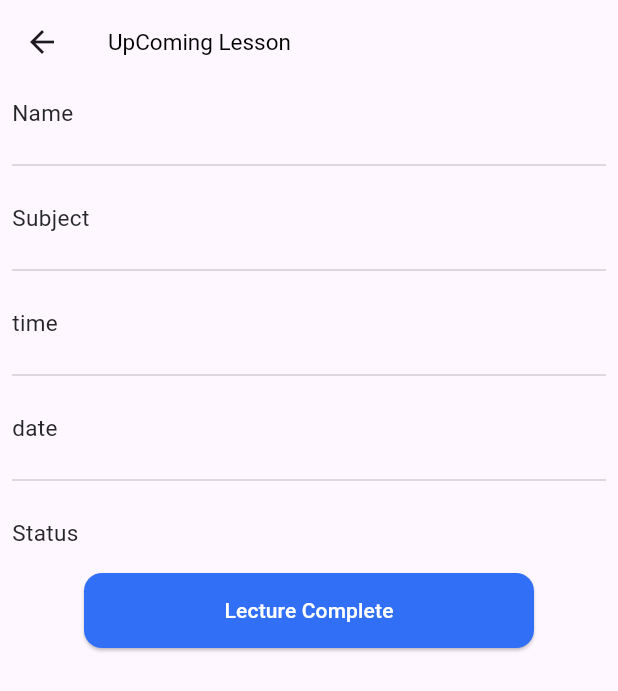
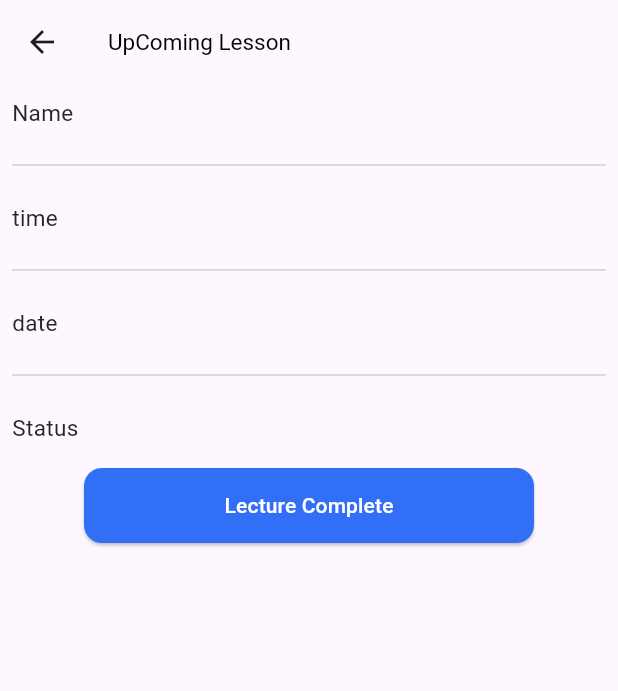
Before and after one commit to fwdAndroid/star, a Flutter app: the LessonDetail screen opened directly with empty values, on a phone screen of 412 x 824 dp. Shown: the top 691 px of the screen. Run offline on Flutter 3.47's test engine with Material 3 defaults, Android fonts, the phone set to English and light mode, and no system bars; our stand-ins replace cloud_firestore, firebase_auth, firebase_core, firebase_storage, flutter_rating_bar, google_fonts and 3 more; missing offline and left inert: restart_app; accounts and stored records are empty; Roboto replaces fonts that are missing (Acme).

Commit message:
SUbject Removed and Update Dataset

```diff
--- a/lib/models/pulip_lesson_model.dart
+++ b/lib/models/pulip_lesson_model.dart
@@ -6,7 +6,6 @@ class PulipLessonModel {
   String pulipName;
   String date;
   String time;
-  String subject;
   String status;
   String instructorName;
   PulipLessonModel(
@@ -16,7 +15,6 @@ class PulipLessonModel {
       required this.time,
       required this.status,
       required this.instructorName,
-      required this.subject,
       required this.date});
 
   ///Converting OBject into Json Object
@@ -25,7 +23,6 @@ class PulipLessonModel {
         'uid': uid,
         'uuid': uuid,
         'time': time,
-        "subject": subject,
         "status": status,
         "instructorName": instructorName,
         "pulipName": pulipName,
@@ -43,6 +40,6 @@ class PulipLessonModel {
       time: snapshot['time'],
       instructorName: snapshot['instructorName'],
       pulipName: snapshot['pulipName'],
-        subject: snapshot['subject']);
+    );
   }
 }
--- a/lib/screens/instructor_dashboard_pages/instructor_home_page.dart
+++ b/lib/screens/instructor_dashboard_pages/instructor_home_page.dart
@@ -219,7 +219,6 @@ class _InstructorHomePageState extends State<InstructorHomePage> {
                                               time: data['time'],
                                               date: data['date'],
                                               status: data['status'],
-                                              subject: data['subject'],
                                             )));
                               },
                               child: Text(
--- a/lib/screens/instructor_dashboard_pages/instructor_pages/lessons/lesson_detail.dart
+++ b/lib/screens/instructor_dashboard_pages/instructor_pages/lessons/lesson_detail.dart
@@ -9,14 +9,13 @@ class LessonDetail extends StatefulWidget {
   final time;
   final pulipName;
   final status;
-  final subject;
+
   final uuid;
   LessonDetail({
     super.key,
     required this.pulipName,
     required this.time,
     required this.status,
-    required this.subject,
     required this.date,
     required this.uuid,
   });
@@ -61,40 +60,6 @@ class _LessonDetailState extends State<LessonDetail> {
                 SizedBox(
                   child: Text(
                     widget.pulipName,
-                    style: GoogleFonts.abhayaLibre(
-                      color: textColor,
-                      fontSize: 16,
-                      fontWeight: FontWeight.w400,
-                    ),
-                  ),
-                )
-              ],
-            ),
-          ),
-          Padding(
-            padding: const EdgeInsets.all(8.0),
-            child: Divider(
-              color: textColor.withOpacity(.2),
-            ),
-          ),
-          Padding(
-            padding: const EdgeInsets.all(8.0),
-            child: Row(
-              children: [
-                Text(
-                  'Subject',
-                  style: GoogleFonts.abhayaLibre(
-                    color: textColor,
-                    fontSize: 15,
-                    fontWeight: FontWeight.w400,
-                  ),
-                ),
-                const SizedBox(
-                  width: 70,
-                ),
-                SizedBox(
-                  child: Text(
-                    widget.subject,
                     style: GoogleFonts.abhayaLibre(
                       color: textColor,
                       fontSize: 16,
--- a/lib/services/database.dart
+++ b/lib/services/database.dart
@@ -65,7 +65,6 @@ class DatabaseMethods {
 
   //Add Pulip with lessons
   Future<String> addPulipLessons({
-    required String subject,
     required String date,
     required String time,
     required String instructorName,
@@ -81,7 +80,6 @@ class DatabaseMethods {
         uuid: uuid,
         pulipName: pulipName,
         instructorName: instructorName,
-        subject: subject,
         uid: FirebaseAuth.instance.currentUser!.uid,
         date: date,
       );
```
Also changed, not shown: lib/screens/instructor_dashboard_pages/instructor_pages/pulip_lessons/add_pulip_lessons.dart (+2 -45 lines). Lines whose indentation alone changed are shown as unchanged.
